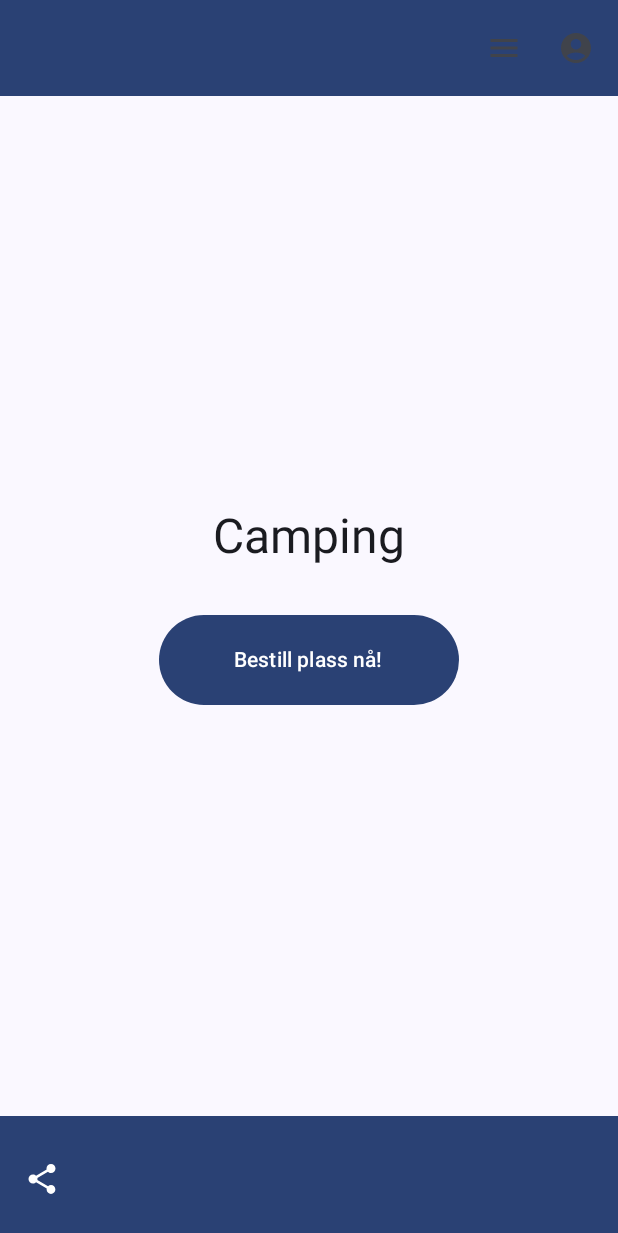
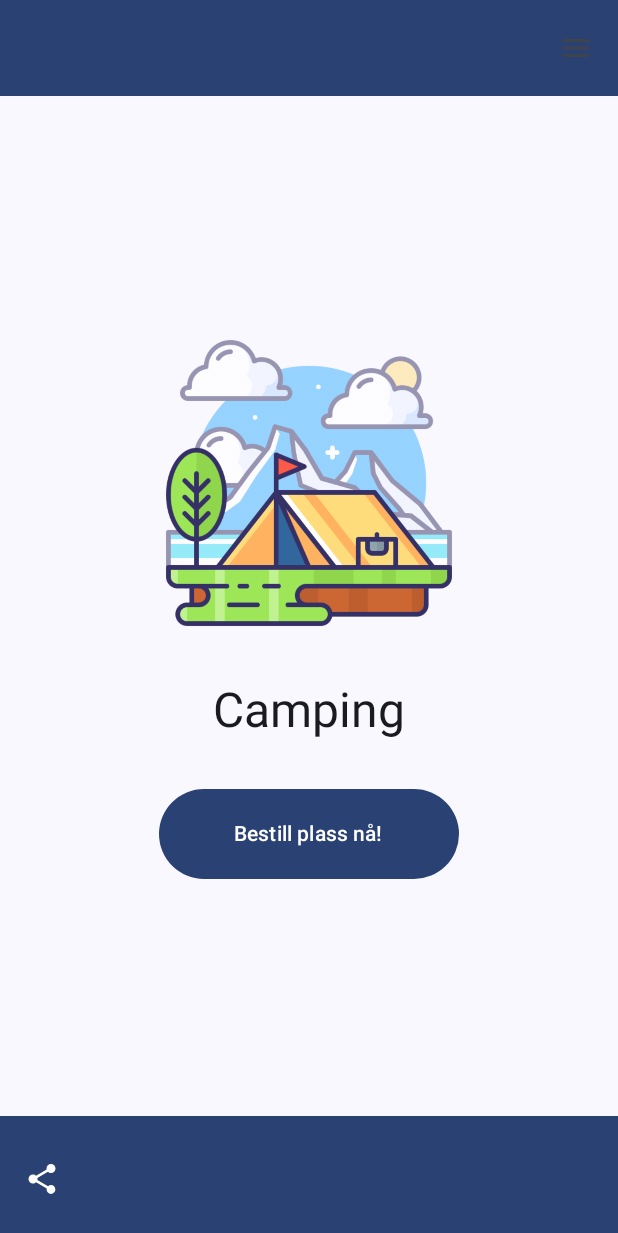
Before and after one commit to jeskro1/MOB3000Gruppe4Camping, an Android app built with Jetpack Compose: the screen it shows after launch (MainActivity), on a phone screen of 412 x 824 dp. Shown: the top 1233 px of the screen. Run offline under Robolectric (Android 15) with nearby library versions, the phone set to English and light mode, and no system bars.

Commit message:
Lagt til bilde på hovedside

```diff
--- a/app/src/main/java/com/example/mob3000gruppe4camping/userinterface/AppBars.kt
+++ b/app/src/main/java/com/example/mob3000gruppe4camping/userinterface/AppBars.kt
@@ -27,9 +27,6 @@ fun CampingTopAppBar() {
             IconButton(onClick = { /* burgerMenu() */ }) {
                 Icon(Icons.Default.Menu, contentDescription = "Menu Icon")
             }
-            IconButton(onClick = { /* profilePage() */ }) {
-                Icon(Icons.Default.AccountCircle, contentDescription = "Profile Icon")
-            }
         }
     )
 }
--- a/app/src/main/java/com/example/mob3000gruppe4camping/userinterface/HomeScreen.kt
+++ b/app/src/main/java/com/example/mob3000gruppe4camping/userinterface/HomeScreen.kt
@@ -1,11 +1,14 @@
 package com.example.mob3000gruppe4camping.userinterface
 
+import androidx.compose.foundation.Image
 import androidx.compose.foundation.layout.*
 import androidx.compose.material3.*
 import androidx.compose.runtime.Composable
 import androidx.compose.ui.Alignment
 import androidx.compose.ui.Modifier
+import androidx.compose.ui.res.painterResource
 import androidx.compose.ui.unit.dp
+import com.example.mob3000gruppe4camping.R
 
 @Composable
 fun HomeScreen() {
@@ -25,11 +28,22 @@ fun HomeScreen() {
             horizontalAlignment = Alignment.CenterHorizontally,
             verticalArrangement = Arrangement.Center
         ) {
+            CampingImage()
+            Spacer(modifier = Modifier.height(32.dp))
             TitleText()
             Spacer(modifier = Modifier.height(32.dp))
             CenteredButton()
         }
     }
+}
+
+@Composable
+fun CampingImage() {
+    Image(
+        painter = painterResource(id = R.drawable.camping_logo), // Replace with your image resource
+        contentDescription = "Camping Logo",
+        modifier = Modifier.size(200.dp) // Adjust size if necessary
+    )
 }
 
 @Composable
```
Also changed, not shown: app/src/main/res/drawable/camping_logo.png (added).
